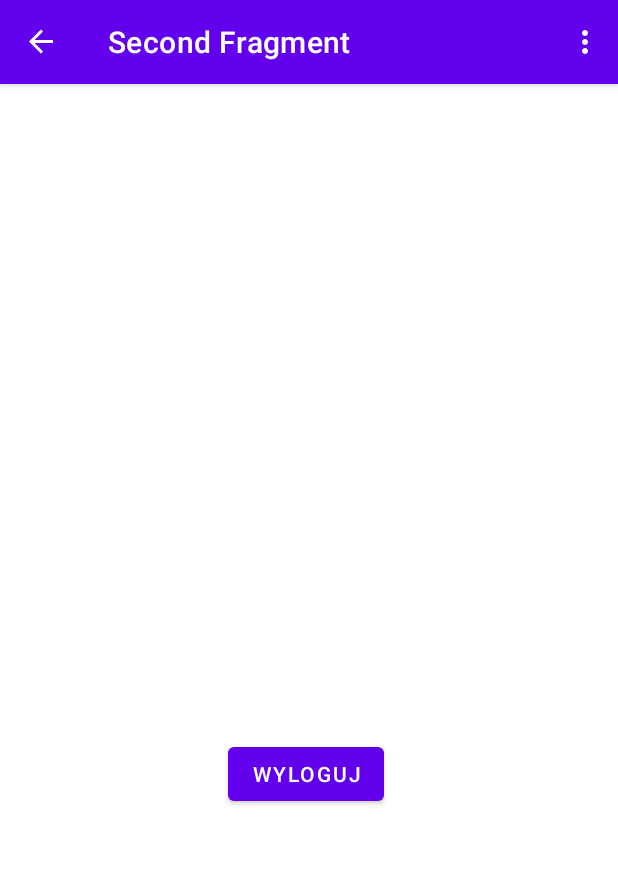
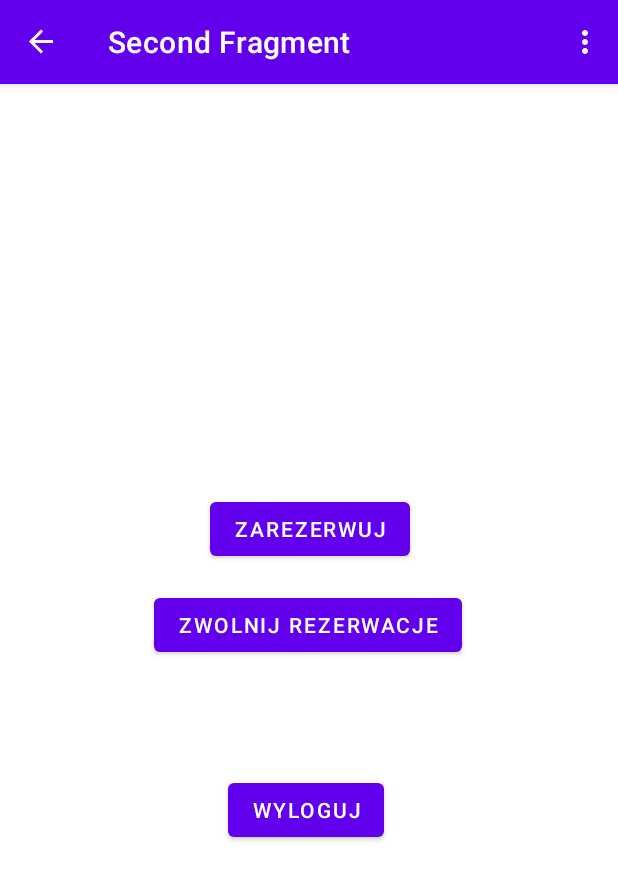
Before and after one commit to PuXter/Ripple-Hot-Seat-App, an Android app: the SecondFragment screen opened through its navigation route, on a phone screen of 412 x 824 dp. Shown: the top 880 px of the screen. Run offline under Robolectric (Android 15) with nearby library versions, the phone set to English and light mode, and no system bars; our stand-ins replace Volley, navigation-ui; libraries missing offline, so code that uses them is left out: org.altbeacon.beacon; 2 statements that could not run were skipped.

```diff
--- a/app/src/main/java/com/example/ripplehotseat/FirstFragment.kt
+++ b/app/src/main/java/com/example/ripplehotseat/FirstFragment.kt
@@ -1,10 +1,12 @@
 package com.example.ripplehotseat
 
+import android.os.Build
 import android.os.Bundle
 import androidx.fragment.app.Fragment
 import android.view.LayoutInflater
 import android.view.View
 import android.view.ViewGroup
+import androidx.annotation.RequiresApi
 import androidx.navigation.fragment.findNavController
 import com.example.ripplehotseat.databinding.FragmentFirstBinding
 
--- a/app/src/main/java/com/example/ripplehotseat/SecondFragment.kt
+++ b/app/src/main/java/com/example/ripplehotseat/SecondFragment.kt
@@ -1,10 +1,12 @@
 package com.example.ripplehotseat
 
+import android.os.Build
 import android.os.Bundle
 import androidx.fragment.app.Fragment
 import android.view.LayoutInflater
 import android.view.View
 import android.view.ViewGroup
+import androidx.annotation.RequiresApi
 import androidx.navigation.fragment.findNavController
 import com.example.ripplehotseat.databinding.FragmentSecondBinding
 
@@ -29,8 +31,17 @@ class SecondFragment : Fragment() {
 
     }
 
+    @RequiresApi(Build.VERSION_CODES.O)
     override fun onViewCreated(view: View, savedInstanceState: Bundle?) {
         super.onViewCreated(view, savedInstanceState)
+
+        binding.button3.setOnClickListener {
+            (activity as MainActivity).reserve()
+        }
+
+        binding.button2.setOnClickListener {
+            (activity as MainActivity).delete()
+        }
 
         binding.button.setOnClickListener {
             (activity as MainActivity).logout()
--- a/app/src/main/res/layout/fragment_second.xml
+++ b/app/src/main/res/layout/fragment_second.xml
@@ -12,11 +12,36 @@
         android:layout_height="wrap_content"
         android:layout_marginStart="152dp"
         android:layout_marginEnd="153dp"
-        android:layout_marginBottom="284dp"
+        android:layout_marginBottom="260dp"
         android:text="Wyloguj"
         app:layout_constraintBottom_toBottomOf="parent"
         app:layout_constraintEnd_toEndOf="parent"
         app:layout_constraintHorizontal_bias="0.0"
         app:layout_constraintStart_toStartOf="parent" />
 
+    <Button
+        android:id="@+id/button2"
+        android:layout_width="wrap_content"
+        android:layout_height="wrap_content"
+        android:layout_marginStart="158dp"
+        android:layout_marginEnd="159dp"
+        android:layout_marginBottom="75dp"
+        android:text="Zwolnij rezerwacje"
+        app:layout_constraintBottom_toTopOf="@+id/button"
+        app:layout_constraintEnd_toEndOf="parent"
+        app:layout_constraintStart_toStartOf="parent" />
+
+    <Button
+        android:id="@+id/button3"
+        android:layout_width="wrap_content"
+        android:layout_height="wrap_content"
+        android:layout_marginStart="158dp"
+        android:layout_marginEnd="159dp"
+        android:layout_marginBottom="16dp"
+        android:text="Zarezerwuj"
+        app:layout_constraintBottom_toTopOf="@+id/button2"
+        app:layout_constraintEnd_toEndOf="parent"
+        app:layout_constraintHorizontal_bias="0.475"
+        app:layout_constraintStart_toStartOf="parent" />
+
 </androidx.constraintlayout.widget.ConstraintLayout>
--- a/settings.gradle
+++ b/settings.gradle
@@ -12,5 +12,6 @@ dependencyResolutionManagement {
         mavenCentral()
     }
 }
+
 rootProject.name = "Ripple Hot Seat"
 include ':app'
```
Also changed, not shown: app/src/main/java/com/example/ripplehotseat/MainActivity.kt (+137 -37 lines).
